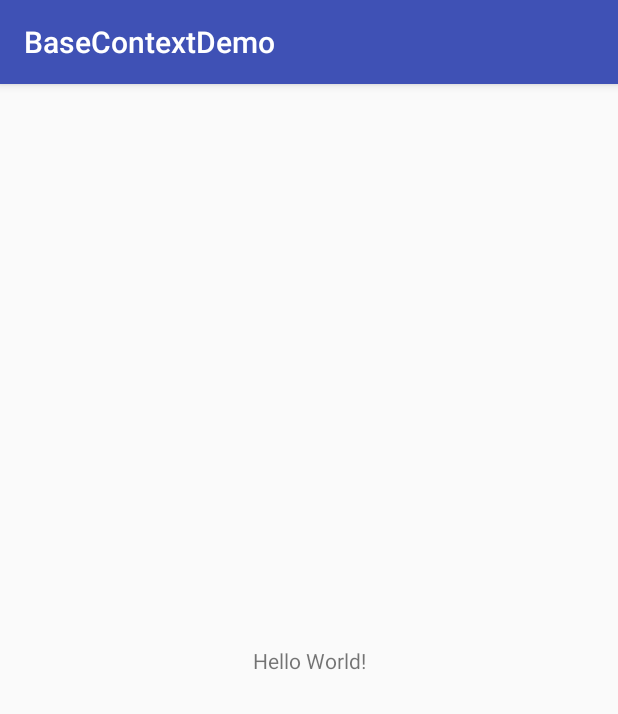
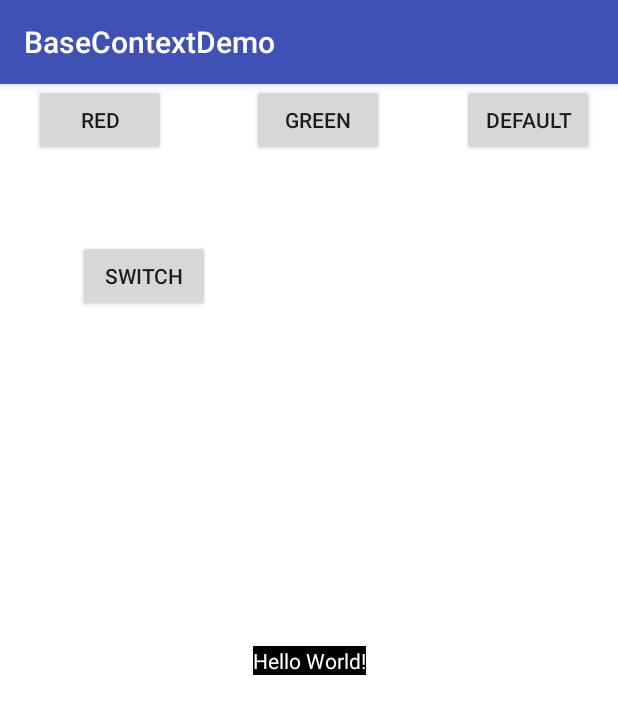
Before and after one commit to niyueming/BaseContextDemo, an Android app: the screen it shows after launch (MainActivity), on a phone screen of 412 x 824 dp. Shown: the top 714 px of the screen. Run offline under Robolectric (Android 15) with nearby library versions, the phone set to English and light mode, and no system bars; libraries missing offline, so code that uses them is left out: com.zhy.changeskin, net.nym.changeskinimpllibrary, net.nym.changeskinlibrary; 3 statements that could not run were skipped.

Commit message:
完成换肤，添加换肤例子

```diff
--- a/app/build.gradle
+++ b/app/build.gradle
@@ -36,7 +36,8 @@ dependencies {
         exclude group: 'com.android.support', module: 'support-annotations'
     })
     compile 'com.android.support.constraint:constraint-layout:1.0.0-alpha7'
+    compile "com.android.support:appcompat-v7:$rootProject.ext.supportLibVersion"
     testCompile 'junit:junit:4.12'
     compile project(':baseContextLibrary')
-    compile "com.android.support:appcompat-v7:$rootProject.ext.supportLibVersion"
+    compile project(':changeSkinImplLibrary')
 }
--- a/app/src/main/res/layout/activity_main.xml
+++ b/app/src/main/res/layout/activity_main.xml
@@ -15,15 +15,62 @@
     xmlns:tools="http://schemas.android.com/tools"
     android:layout_width="match_parent"
     android:layout_height="match_parent"
+    android:background="@color/menu_bg_color"
     tools:context="net.nym.basecontextdemo.MainActivity">
 
     <TextView
         android:layout_width="wrap_content"
         android:layout_height="wrap_content"
         android:text="Hello World!"
+        android:textColor="@color/text_color"
+        android:background="@drawable/text_bg"
+        android:tag="skin:text_color:textColor|skin:text_bg:background"
         app:layout_constraintBottom_toBottomOf="parent"
         app:layout_constraintLeft_toLeftOf="parent"
         app:layout_constraintRight_toRightOf="parent"
         app:layout_constraintTop_toTopOf="parent" />
 
+    <Button
+        android:id="@+id/button"
+        android:layout_width="88dp"
+        android:layout_height="48dp"
+        android:text="red"
+        android:onClick="onClick"
+        tools:layout_editor_absoluteY="16dp"
+        app:layout_constraintRight_toLeftOf="@+id/button2"
+        android:layout_marginRight="8dp"
+        android:layout_marginLeft="8dp"
+        app:layout_constraintLeft_toLeftOf="parent"
+        app:layout_constraintHorizontal_bias="0.227" />
+
+    <Button
+        android:id="@+id/button2"
+        android:layout_width="88dp"
+        android:layout_height="48dp"
+        android:text="green"
+        android:onClick="onClick"
+        tools:layout_editor_absoluteY="16dp"
+        app:layout_constraintRight_toLeftOf="@+id/button3"
+        android:layout_marginRight="52dp" />
+
+    <Button
+        android:id="@+id/button3"
+        android:layout_width="88dp"
+        android:layout_height="48dp"
+        android:text="default"
+        android:onClick="onClick"
+        tools:layout_editor_absoluteY="16dp"
+        android:layout_marginRight="16dp"
+        app:layout_constraintRight_toRightOf="parent" />
+
+    <Button
+        android:id="@+id/button4"
+        android:layout_width="88dp"
+        android:layout_height="48dp"
+        android:text="switch"
+        app:layout_constraintLeft_toLeftOf="parent"
+        android:layout_marginLeft="52dp"
+        app:layout_constraintTop_toTopOf="parent"
+        android:layout_marginTop="104dp" />
+
 </android.support.constraint.ConstraintLayout>
--- a/app/src/main/res/values/colors.xml
+++ b/app/src/main/res/values/colors.xml
@@ -3,4 +3,19 @@
     <color name="colorPrimary">#3F51B5</color>
     <color name="colorPrimaryDark">#303F9F</color>
     <color name="colorAccent">#FF4081</color>
+
+
+    <color name="menu_bg_color">#ffffffff</color>
+
+    <color name="text_color">#ffffffff</color>
+    <color name="text_bg_color">#ff000000</color>
+
+
+    <!--应用内换肤资源-->
+    <color name="text_color_red">#ff0000</color>
+    <color name="text_bg_color_red">#ffffff</color>
+
+
+    <color name="text_color_green">#00ff00</color>
+    <color name="text_bg_color_green">#0000ff</color>
 </resources>
```
Also changed, not shown: app/src/main/java/net/nym/basecontextdemo/MainActivity.java (+37 -0 lines), app/src/main/res/values/drawables.xml (added, +18 -0 lines).
